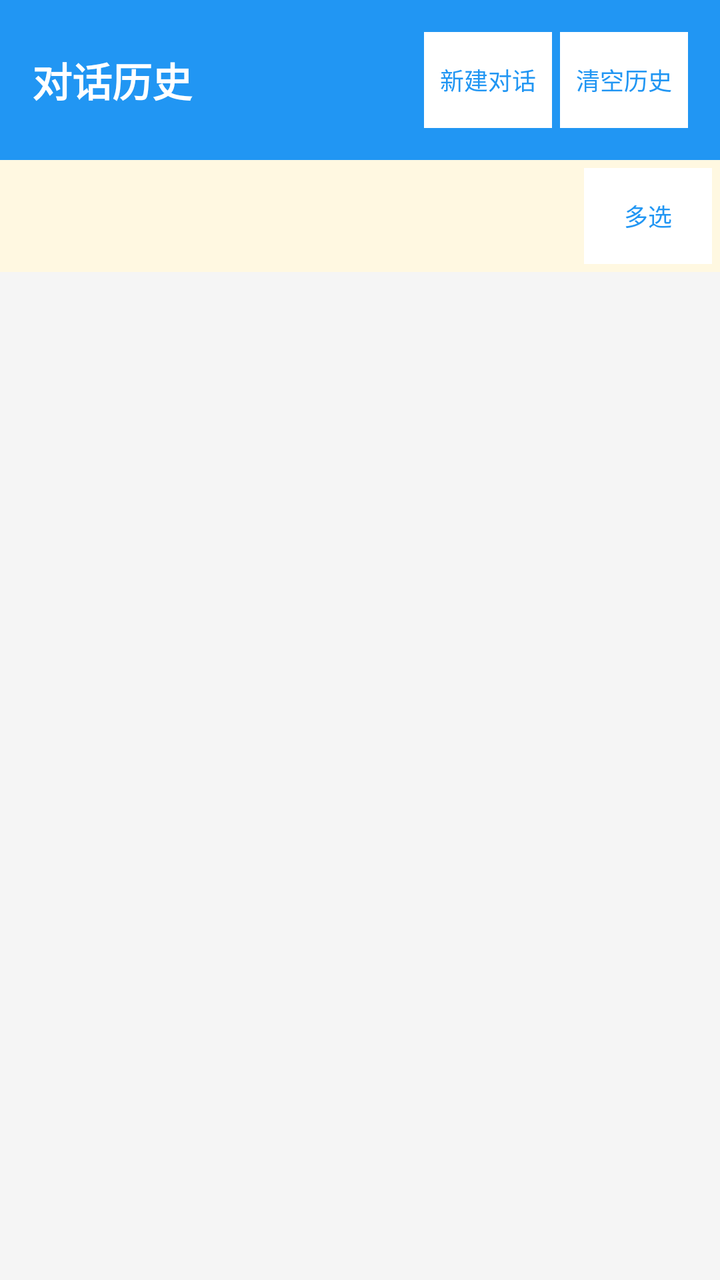
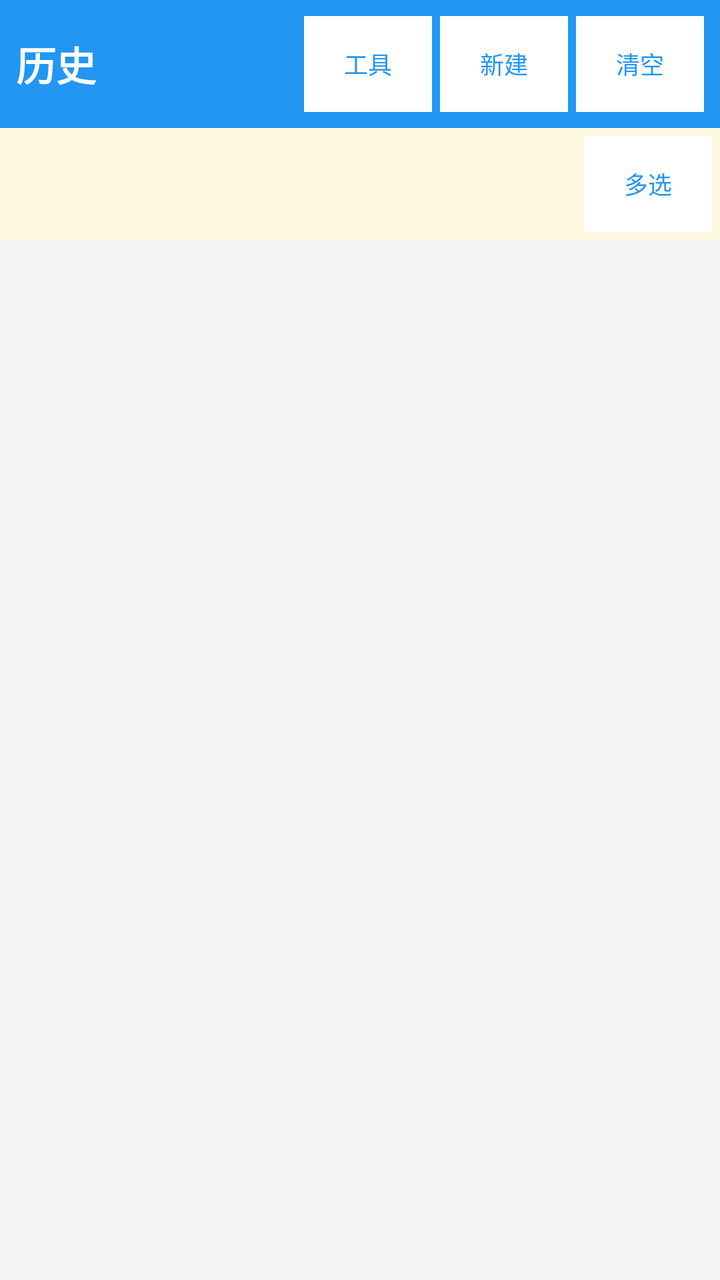

An Android layout rendered at two revisions. The XML below is the earlier revision; the diff shows what the commit changed to produce the second picture.
<!-- AndroidManifest.xml: application theme AppTheme -->
<!-- res/layout/activity_conversation_manager.xml -->
<?xml version="1.0" encoding="utf-8"?>
<LinearLayout xmlns:android="http://schemas.android.com/apk/res/android"
    android:orientation="vertical"
    android:background="@color/background"
    android:layout_width="match_parent"
    android:layout_height="match_parent">

    <LinearLayout
        android:gravity="center_vertical"
        android:orientation="horizontal"
        android:background="@color/primary"
        android:padding="16dp"
        android:layout_width="match_parent"
        android:layout_height="wrap_content">
        <TextView
            android:textSize="20sp"
            android:textStyle="bold"
            android:textColor="@android:color/white"
            android:layout_width="0dp"
            android:layout_height="wrap_content"
            android:text="对话历史"
            android:layout_weight="1"/>
        <Button
            android:textSize="12sp"
            android:textColor="@color/primary"
            android:id="@+id/new_conversation_button"
            android:background="@android:color/white"
            android:padding="8dp"
            android:layout_width="wrap_content"
            android:layout_height="wrap_content"
            android:layout_marginRight="4dp"
            android:text="@string/new_conversation"/>
        <Button
            android:textSize="12sp"
            android:textColor="@color/primary"
            android:id="@+id/clear_history_button"
            android:background="@android:color/white"
            android:padding="8dp"
            android:layout_width="wrap_content"
            android:layout_height="wrap_content"
            android:text="清空历史"/>
    </LinearLayout>

    <LinearLayout
        android:id="@+id/selection_bar"
        android:orientation="vertical"
        android:background="#FFF8E1"
        android:padding="4dp"
        android:layout_width="match_parent"
        android:layout_height="wrap_content">
        <LinearLayout
            android:gravity="center_vertical"
            android:orientation="horizontal"
            android:layout_width="match_parent"
            android:layout_height="wrap_content">
            <TextView
                android:id="@+id/selection_count"
                android:textSize="12sp"
                android:textColor="#8D6E00"
                android:layout_width="0dp"
                android:layout_height="wrap_content"
                android:layout_weight="1"/>
            <TextView
                android:id="@+id/sort_toggle"
                android:textSize="12sp"
                android:textColor="@color/primary"
                android:padding="6dp"
                android:visibility="gone"
                android:layout_width="wrap_content"
                android:layout_height="wrap_content"
                android:text="按体积"/>
            <Button
                android:id="@+id/select_mode_button"
                android:textSize="12sp"
                android:textColor="@color/primary"
                android:background="@android:color/white"
                android:padding="6dp"
                android:layout_width="wrap_content"
                android:layout_height="wrap_content"
                android:text="多选"/>
            <Button
                android:id="@+id/selection_cancel_button"
                android:textSize="12sp"
                android:textColor="@color/primary"
                android:background="@android:color/white"
                android:padding="6dp"
                android:visibility="gone"
                android:layout_width="wrap_content"
                android:layout_height="wrap_content"
                android:text="取消"/>
        </LinearLayout>
        <LinearLayout
            android:id="@+id/selection_actions"
            android:orientation="horizontal"
            android:visibility="gone"
            android:layout_width="match_parent"
            android:layout_height="wrap_content">
            <Button
                android:id="@+id/selection_all_button"
                android:textSize="12sp"
                android:textColor="@color/primary"
                android:background="@android:color/white"
                android:padding="6dp"
                android:layout_width="0dp"
                android:layout_height="wrap_content"
                android:layout_weight="1"
                android:text="全选"/>
            <Button
                android:id="@+id/selection_invert_button"
                android:textSize="12sp"
                android:textColor="@color/primary"
                android:background="@android:color/white"
                android:padding="6dp"
                android:layout_width="0dp"
                android:layout_height="wrap_content"
                android:layout_weight="1"
                android:text="反选"/>
            <Button
                android:id="@+id/selection_delete_button"
                android:textSize="12sp"
                android:textColor="@color/primary"
                android:background="@android:color/white"
                android:padding="6dp"
                android:layout_width="0dp"
                android:layout_height="wrap_content"
                android:layout_weight="1"
                android:text="删除选中"/>
        </LinearLayout>
    </LinearLayout>

    <ListView
        android:id="@+id/conversation_list"
        android:padding="8dp"
        android:longClickable="true"
        android:layout_width="match_parent"
        android:layout_height="0dp"
        android:layout_weight="1"
        android:divider="@color/gray"
        android:dividerHeight="1dp"
        android:choiceMode="singleChoice"/>
</LinearLayout>
<!-- resources referenced by this layout -->
<resources>
  <color name="background">#f5f5f5</color>
  <color name="gray">#cccccc</color>
  <color name="primary">#2196f3</color>
  <string name="new_conversation">新建对话</string>
  <style name="AppTheme" parent="@android:style/Theme.Holo.Light">
          <item name="android:windowBackground">@color/background</item>
          <item name="android:actionBarStyle">@style/ActionBarStyle</item>
      </style>
  <style name="ActionBarStyle" parent="@android:style/Widget.Holo.Light.ActionBar">
          <item name="android:background">@color/primary</item>
      </style>
</resources>

<!-- the commit's change to res/layout/activity_conversation_manager.xml (unified diff, before → after) -->
@@ -1,141 +1,23 @@
-<?xml version="1.0" encoding="utf-8"?>
-<LinearLayout xmlns:android="http://schemas.android.com/apk/res/android"
-    android:orientation="vertical"
-    android:background="@color/background"
-    android:layout_width="match_parent"
-    android:layout_height="match_parent">
-
-    <LinearLayout
-        android:gravity="center_vertical"
-        android:orientation="horizontal"
-        android:background="@color/primary"
-        android:padding="16dp"
-        android:layout_width="match_parent"
-        android:layout_height="wrap_content">
-        <TextView
-            android:textSize="20sp"
-            android:textStyle="bold"
-            android:textColor="@android:color/white"
-            android:layout_width="0dp"
-            android:layout_height="wrap_content"
-            android:text="对话历史"
-            android:layout_weight="1"/>
-        <Button
-            android:textSize="12sp"
-            android:textColor="@color/primary"
-            android:id="@+id/new_conversation_button"
-            android:background="@android:color/white"
-            android:padding="8dp"
-            android:layout_width="wrap_content"
-            android:layout_height="wrap_content"
-            android:layout_marginRight="4dp"
-            android:text="@string/new_conversation"/>
-        <Button
-            android:textSize="12sp"
-            android:textColor="@color/primary"
-            android:id="@+id/clear_history_button"
-            android:background="@android:color/white"
-            android:padding="8dp"
-            android:layout_width="wrap_content"
-            android:layout_height="wrap_content"
-            android:text="清空历史"/>
+<?xml version='1.0' encoding='utf-8'?>
+<LinearLayout xmlns:android="http://schemas.android.com/apk/res/android" android:orientation="vertical" android:background="@color/background" android:layout_width="match_parent" android:layout_height="match_parent">
+    <LinearLayout android:gravity="center_vertical" android:orientation="horizontal" android:background="@color/primary" android:padding="8dp" android:layout_width="match_parent" android:layout_height="wrap_content">
+        <TextView android:textSize="20sp" android:textStyle="bold" android:textColor="@android:color/white" android:layout_width="0dp" android:layout_height="wrap_content" android:text="历史" android:layout_weight="1" />
+        <Button android:id="@+id/tools_entry_button" android:layout_width="wrap_content" android:layout_height="wrap_content" android:padding="8dp" android:textSize="12sp" android:textColor="@color/primary" android:background="@android:color/white" android:layout_marginRight="4dp" android:text="工具" />
+        <Button android:textSize="12sp" android:textColor="@color/primary" android:id="@+id/new_conversation_button" android:background="@android:color/white" android:padding="8dp" android:layout_width="wrap_content" android:layout_height="wrap_content" android:layout_marginRight="4dp" android:text="新建" />
+        <Button android:textSize="12sp" android:textColor="@color/primary" android:id="@+id/clear_history_button" android:background="@android:color/white" android:padding="8dp" android:layout_width="wrap_content" android:layout_height="wrap_content" android:text="清空" />
     </LinearLayout>
-
-    <LinearLayout
-        android:id="@+id/selection_bar"
-        android:orientation="vertical"
-        android:background="#FFF8E1"
-        android:padding="4dp"
-        android:layout_width="match_parent"
-        android:layout_height="wrap_content">
-        <LinearLayout
-            android:gravity="center_vertical"
-            android:orientation="horizontal"
-            android:layout_width="match_parent"
-            android:layout_height="wrap_content">
-            <TextView
-                android:id="@+id/selection_count"
-                android:textSize="12sp"
-                android:textColor="#8D6E00"
-                android:layout_width="0dp"
-                android:layout_height="wrap_content"
-                android:layout_weight="1"/>
-            <TextView
-                android:id="@+id/sort_toggle"
-                android:textSize="12sp"
-                android:textColor="@color/primary"
-                android:padding="6dp"
-                android:visibility="gone"
-                android:layout_width="wrap_content"
-                android:layout_height="wrap_content"
-                android:text="按体积"/>
-            <Button
-                android:id="@+id/select_mode_button"
-                android:textSize="12sp"
-                android:textColor="@color/primary"
-                android:background="@android:color/white"
-                android:padding="6dp"
-                android:layout_width="wrap_content"
-                android:layout_height="wrap_content"
-                android:text="多选"/>
-            <Button
-                android:id="@+id/selection_cancel_button"
-                android:textSize="12sp"
-                android:textColor="@color/primary"
-                android:background="@android:color/white"
-                android:padding="6dp"
-                android:visibility="gone"
-                android:layout_width="wrap_content"
-                android:layout_height="wrap_content"
-                android:text="取消"/>
+    <LinearLayout android:id="@+id/selection_bar" android:orientation="vertical" android:background="#FFF8E1" android:padding="4dp" android:layout_width="match_parent" android:layout_height="wrap_content">
+        <LinearLayout android:gravity="center_vertical" android:orientation="horizontal" android:layout_width="match_parent" android:layout_height="wrap_content">
+            <TextView android:id="@+id/selection_count" android:textSize="12sp" android:textColor="#8D6E00" android:layout_width="0dp" android:layout_height="wrap_content" android:layout_weight="1" />
+            <TextView android:id="@+id/sort_toggle" android:textSize="12sp" android:textColor="@color/primary" android:padding="6dp" android:visibility="gone" android:layout_width="wrap_content" android:layout_height="wrap_content" android:text="按体积" />
+            <Button android:id="@+id/select_mode_button" android:textSize="12sp" android:textColor="@color/primary" android:background="@android:color/white" android:padding="6dp" android:layout_width="wrap_content" android:layout_height="wrap_content" android:text="多选" />
+            <Button android:id="@+id/selection_cancel_button" android:textSize="12sp" android:textColor="@color/primary" android:background="@android:color/white" android:padding="6dp" android:visibility="gone" android:layout_width="wrap_content" android:layout_height="wrap_content" android:text="取消" />
         </LinearLayout>
-        <LinearLayout
-            android:id="@+id/selection_actions"
-            android:orientation="horizontal"
-            android:visibility="gone"
-            android:layout_width="match_parent"
-            android:layout_height="wrap_content">
-            <Button
-                android:id="@+id/selection_all_button"
-                android:textSize="12sp"
-                android:textColor="@color/primary"
-                android:background="@android:color/white"
-                android:padding="6dp"
-                android:layout_width="0dp"
-                android:layout_height="wrap_content"
-                android:layout_weight="1"
-                android:text="全选"/>
-            <Button
-                android:id="@+id/selection_invert_button"
-                android:textSize="12sp"
-                android:textColor="@color/primary"
-                android:background="@android:color/white"
-                android:padding="6dp"
-                android:layout_width="0dp"
-                android:layout_height="wrap_content"
-                android:layout_weight="1"
-                android:text="反选"/>
-            <Button
-                android:id="@+id/selection_delete_button"
-                android:textSize="12sp"
-                android:textColor="@color/primary"
-                android:background="@android:color/white"
-                android:padding="6dp"
-                android:layout_width="0dp"
-                android:layout_height="wrap_content"
-                android:layout_weight="1"
-                android:text="删除选中"/>
+        <LinearLayout android:id="@+id/selection_actions" android:orientation="horizontal" android:visibility="gone" android:layout_width="match_parent" android:layout_height="wrap_content">
+            <Button android:id="@+id/selection_all_button" android:textSize="12sp" android:textColor="@color/primary" android:background="@android:color/white" android:padding="6dp" android:layout_width="0dp" android:layout_height="wrap_content" android:layout_weight="1" android:text="全选" />
+            <Button android:id="@+id/selection_invert_button" android:textSize="12sp" android:textColor="@color/primary" android:background="@android:color/white" android:padding="6dp" android:layout_width="0dp" android:layout_height="wrap_content" android:layout_weight="1" android:text="反选" />
+            <Button android:id="@+id/selection_delete_button" android:textSize="12sp" android:textColor="@color/primary" android:background="@android:color/white" android:padding="6dp" android:layout_width="0dp" android:layout_height="wrap_content" android:layout_weight="1" android:text="删除选中" />
         </LinearLayout>
     </LinearLayout>
-
-    <ListView
-        android:id="@+id/conversation_list"
-        android:padding="8dp"
-        android:longClickable="true"
-        android:layout_width="match_parent"
-        android:layout_height="0dp"
-        android:layout_weight="1"
-        android:divider="@color/gray"
-        android:dividerHeight="1dp"
-        android:choiceMode="singleChoice"/>
+    <ListView android:id="@+id/conversation_list" android:padding="8dp" android:longClickable="true" android:layout_width="match_parent" android:layout_height="0dp" android:layout_weight="1" android:divider="@color/gray" android:dividerHeight="1dp" android:choiceMode="singleChoice" />
 </LinearLayout>
<!-- resource entries referenced after the edit -->
@@ -3,7 +3,6 @@
   <color name="background">#f5f5f5</color>
   <color name="gray">#cccccc</color>
   <color name="primary">#2196f3</color>
-  <string name="new_conversation">新建对话</string>
   <style name="AppTheme" parent="@android:style/Theme.Holo.Light">
           <item name="android:windowBackground">@color/background</item>
           <item name="android:actionBarStyle">@style/ActionBarStyle</item>
